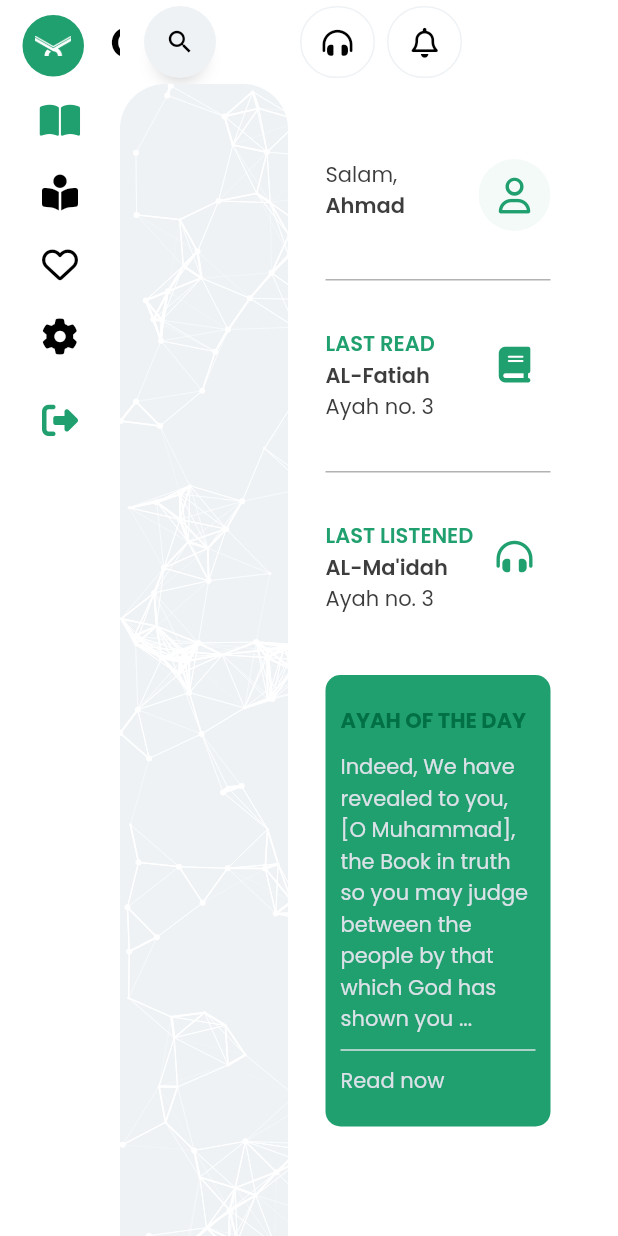
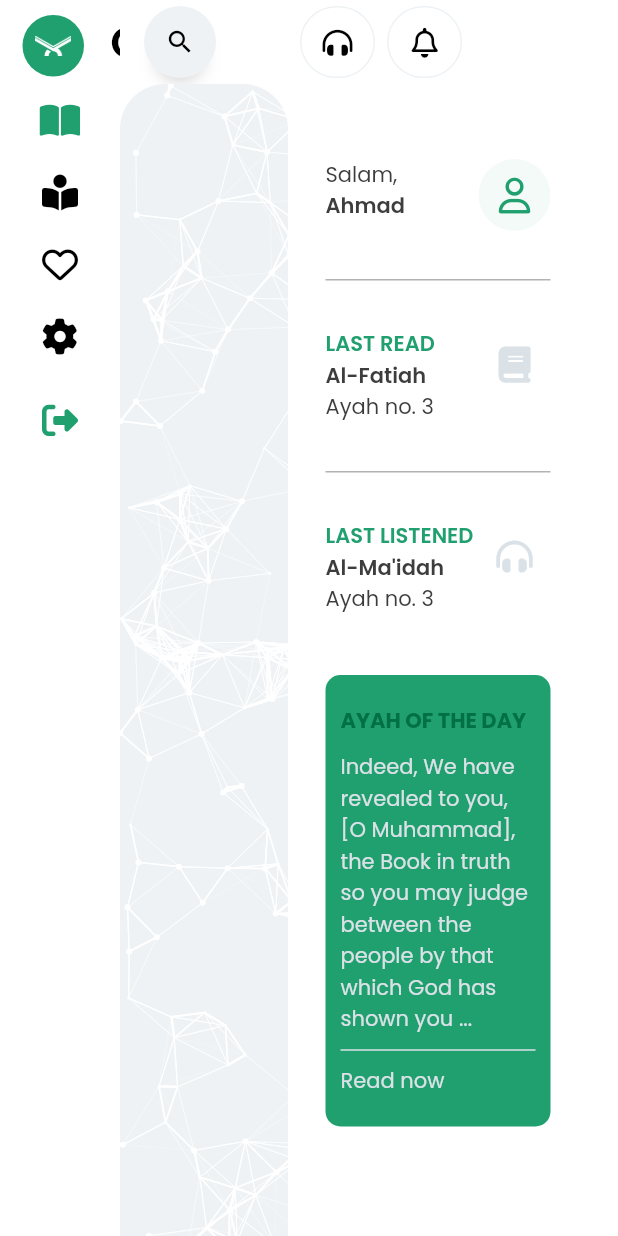
Before and after one commit to kherldhussein/quran_hadith, a Flutter app: the screen it shows after launch, on a phone screen of 412 x 824 dp. Run offline on Flutter 3.47's test engine with Material 2 defaults, Android fonts, the phone set to English and light mode, and no system bars; drawn by our look-alikes of anim_search_bar; our stand-ins replace adaptive_breakpoints, auto_size_text, bubble_tab_indicator, dio, font_awesome_flutter, get and 6 more; missing offline and left inert: dio_http_cache, flutter_animated_dialog; network calls fail; statements that could not run were skipped.

Commit message:
Update UI

```diff
--- a/lib/screens/qPage.dart
+++ b/lib/screens/qPage.dart
@@ -190,7 +190,8 @@ class _QPageState extends State<QPage> with AutomaticKeepAliveClientMixin {
                                 Get.dialog(
                                   AlertDialog(
                                     backgroundColor: Colors.transparent,
-                                    elevation: 0, title: Text('Edit profile'),
+                                    elevation: 0,
+                                    title: Text('Edit profile'),
                                     content: Container(
                                       height: size.height / 3,
                                       width: size.width / 3,
@@ -254,10 +255,6 @@ class _QPageState extends State<QPage> with AutomaticKeepAliveClientMixin {
                                         ),
                                       ),
                                     ),
-                                    // icon: Tooltip(
-                                    //   message: 'This is saved inside the app',
-                                    //   child: FaIcon(FontAwesomeIcons.asterisk),
-                                    // ),
                                   ),
                                   name: 'profile dialog',
                                 );
@@ -282,7 +279,7 @@ class _QPageState extends State<QPage> with AutomaticKeepAliveClientMixin {
                                   fontWeight: FontWeight.w600),
                             ),
                             Text(
-                              "AL-Fatiah",
+                              "Al-Fatiah",
                               style: TextStyle(fontWeight: FontWeight.w600),
                             ),
                             Text('Ayah no. 3')
@@ -291,6 +288,7 @@ class _QPageState extends State<QPage> with AutomaticKeepAliveClientMixin {
                         IconButton(
                           icon: FaIcon(FontAwesomeIcons.book),
                           onPressed: () {},
+                          color: Theme.of(context).canvasColor,
                         )
                       ],
                     ),
@@ -309,7 +307,7 @@ class _QPageState extends State<QPage> with AutomaticKeepAliveClientMixin {
                                   fontWeight: FontWeight.w600),
                             ),
                             Text(
-                              "AL-Ma'idah",
+                              "Al-Ma'idah",
                               style: TextStyle(fontWeight: FontWeight.w600),
                             ),
                             Text('Ayah no. 3')
@@ -318,6 +316,7 @@ class _QPageState extends State<QPage> with AutomaticKeepAliveClientMixin {
                         IconButton(
                           icon: FaIcon(FontAwesomeIcons.headphonesSimple),
                           onPressed: () {},
+                          color: Theme.of(context).canvasColor,
                         )
                       ],
                     ),
@@ -344,7 +343,7 @@ class _QPageState extends State<QPage> with AutomaticKeepAliveClientMixin {
                             'may judge between the people by that which God has shown you ...',
                             style: TextStyle(color: Color(0xffdae1e7)),
                           ),
-                          Divider(height: 20, color: Color(0xffdae1e7)),
+                          Divider(height: 20, color: kLightPrimaryColor),
                           InkWell(
                             onTap: () => Get.dialog(
                               AlertDialog(
```
